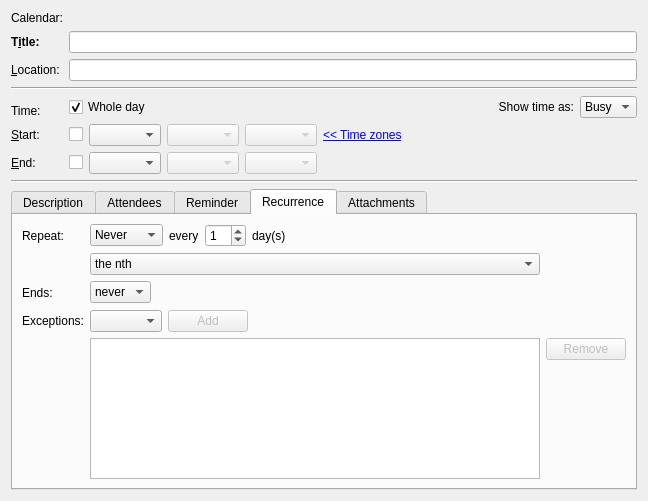
Old version of the form incidenceeditors/incidenceeditor-ng/eventortododesktop.ui in the repository chusopr/kdepim-ktimetracker-akonadi.
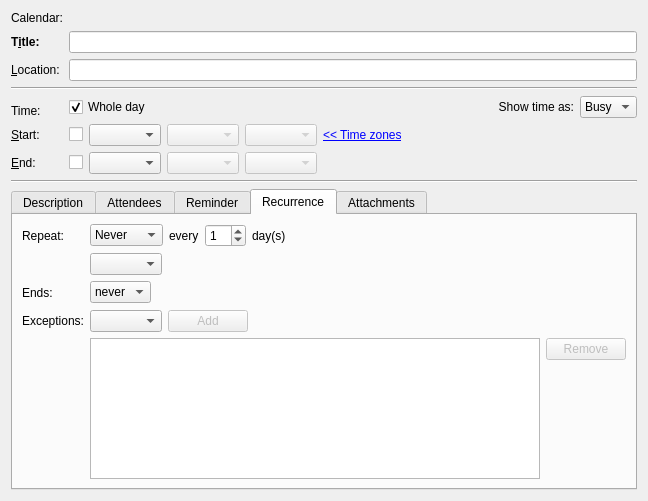
New version of the form. The open tabs and pages were chosen to show the change. Custom widgets are drawn as their Qt base class.

Commit message: First code for filling the combos with the correct options. The logic sort of works but it needs to be made translatable.

What changed in the file:
```diff
--- a/incidenceeditors/incidenceeditor-ng/eventortododesktop.ui
+++ b/incidenceeditors/incidenceeditor-ng/eventortododesktop.ui
@@ -893,29 +893,28 @@
             <number>0</number>
            </property>
            <item row="0" column="0">
-            <widget class="QComboBox" name="comboBox">
-             <item>
-              <property name="text">
-               <string>the nth</string>
-              </property>
-             </item>
-             <item>
-              <property name="text">
-               <string>the (last - nth) last day</string>
-              </property>
-             </item>
-             <item>
-              <property name="text">
-               <string>the nth ${weekday}</string>
-              </property>
-             </item>
-             <item>
-              <property name="text">
-               <string>the (last-nth) last ${weekday}</string>
-              </property>
-             </item>
+            <widget class="QComboBox" name="mMonthlyCombo">
+             <property name="sizePolicy">
+              <sizepolicy hsizetype="Fixed" vsizetype="Fixed">
+               <horstretch>0</horstretch>
+               <verstretch>0</verstretch>
+              </sizepolicy>
+             </property>
             </widget>
            </item>
+           <item row="0" column="1">
+            <spacer name="horizontalSpacer_11">
+             <property name="orientation">
+              <enum>Qt::Horizontal</enum>
+             </property>
+             <property name="sizeHint" stdset="0">
+              <size>
+               <width>40</width>
+               <height>20</height>
+              </size>
+             </property>
+            </spacer>
+           </item>
           </layout>
          </widget>
          <widget class="QWidget" name="yearly_page">
```
Left out of the diff: 50 changed lines with no effect on the pictures. The commit also changes 2 other files.
